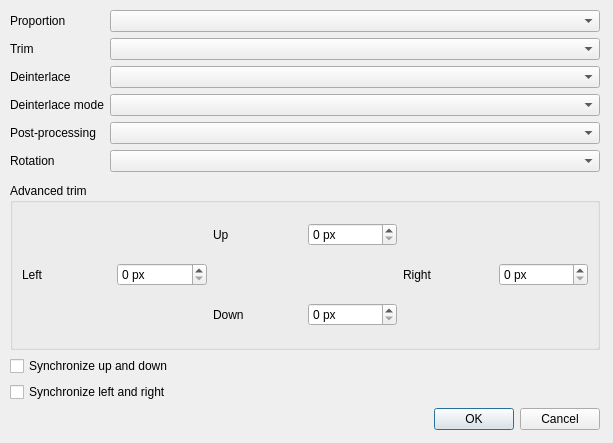
Old version of the form src/advancedpicturesettingswindow.ui in the repository cinemaouvert/OPP.
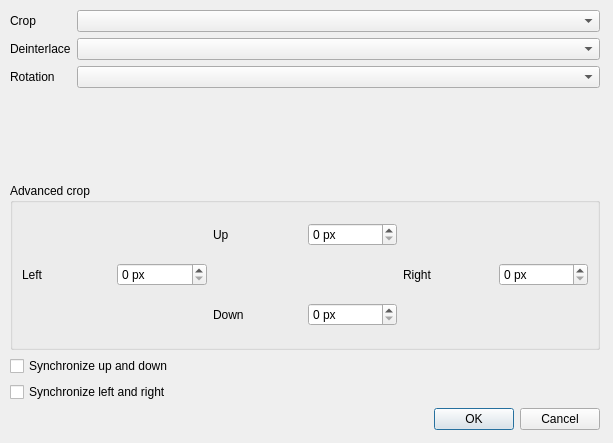
New version of the form.

Diff of the .ui file:
```diff
--- a/src/advancedpicturesettingswindow.ui
+++ b/src/advancedpicturesettingswindow.ui
@@ -28,64 +28,37 @@
    <layout class="QVBoxLayout" name="verticalLayout">
     <item>
      <layout class="QFormLayout" name="formLayout">
+      <property name="fieldGrowthPolicy">
+       <enum>QFormLayout::AllNonFixedFieldsGrow</enum>
+      </property>
       <item row="0" column="0">
-       <widget class="QLabel" name="label_proportion">
-        <property name="text">
-         <string>Proportion</string>
-        </property>
-       </widget>
-      </item>
-      <item row="0" column="1">
-       <widget class="QComboBox" name="comboBox_proportion"/>
-      </item>
-      <item row="1" column="0">
        <widget class="QLabel" name="label_trim">
         <property name="text">
-         <string>Trim</string>
+         <string>Crop</string>
         </property>
        </widget>
       </item>
-      <item row="1" column="1">
+      <item row="0" column="1">
        <widget class="QComboBox" name="comboBox_trim"/>
       </item>
-      <item row="2" column="0">
+      <item row="1" column="0">
        <widget class="QLabel" name="label_deinterlace">
         <property name="text">
          <string>Deinterlace</string>
         </property>
        </widget>
       </item>
-      <item row="2" column="1">
+      <item row="1" column="1">
        <widget class="QComboBox" name="comboBox_deinterlace"/>
       </item>
-      <item row="3" column="0">
-       <widget class="QLabel" name="label_deinterlaceMode">
-        <property name="text">
-         <string>Deinterlace mode</string>
-        </property>
-       </widget>
-      </item>
-      <item row="3" column="1">
-       <widget class="QComboBox" name="comboBox_deinterlaceMode"/>
-      </item>
-      <item row="4" column="0">
-       <widget class="QLabel" name="label_postProcessing">
-        <property name="text">
-         <string>Post-processing</string>
-        </property>
-       </widget>
-      </item>
-      <item row="4" column="1">
-       <widget class="QComboBox" name="comboBox_postProcessing"/>
-      </item>
-      <item row="5" column="0">
+      <item row="2" column="0">
        <widget class="QLabel" name="label_rotation">
         <property name="text">
          <string>Rotation</string>
         </property>
        </widget>
       </item>
-      <item row="5" column="1">
+      <item row="2" column="1">
        <widget class="QComboBox" name="comboBox_rotation"/>
       </item>
      </layout>
@@ -96,7 +69,7 @@
        <locale language="English" country="UnitedStates"/>
       </property>
       <property name="title">
-       <string>Advanced trim</string>
+       <string>Advanced crop</string>
       </property>
       <layout class="QGridLayout" name="gridLayout">
        <item row="1" column="0">
```
